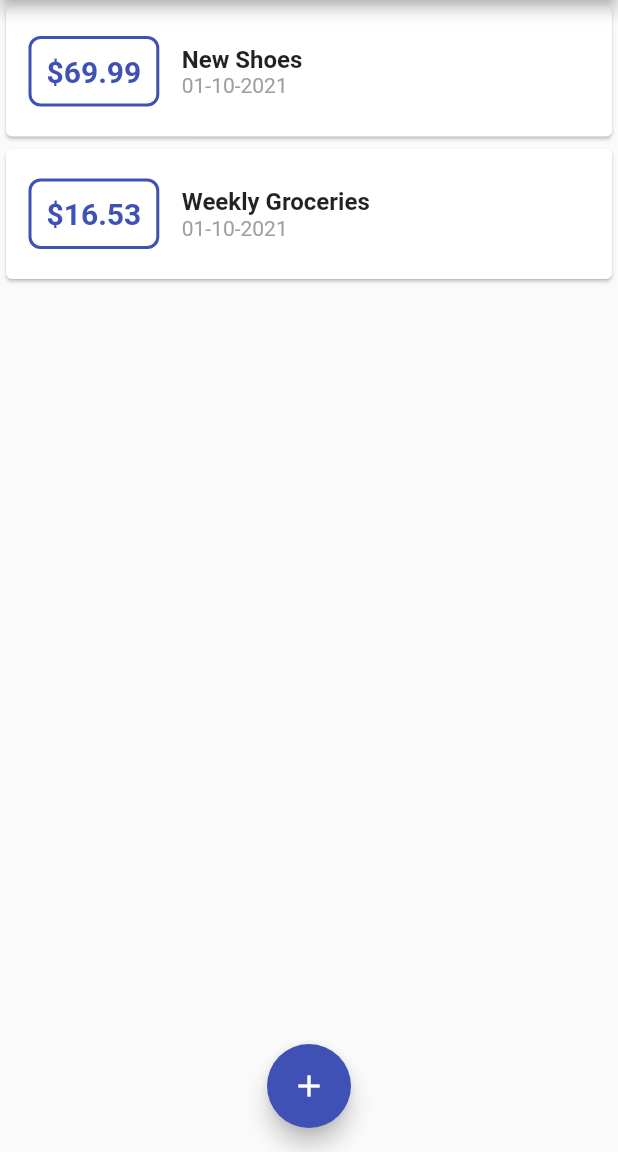
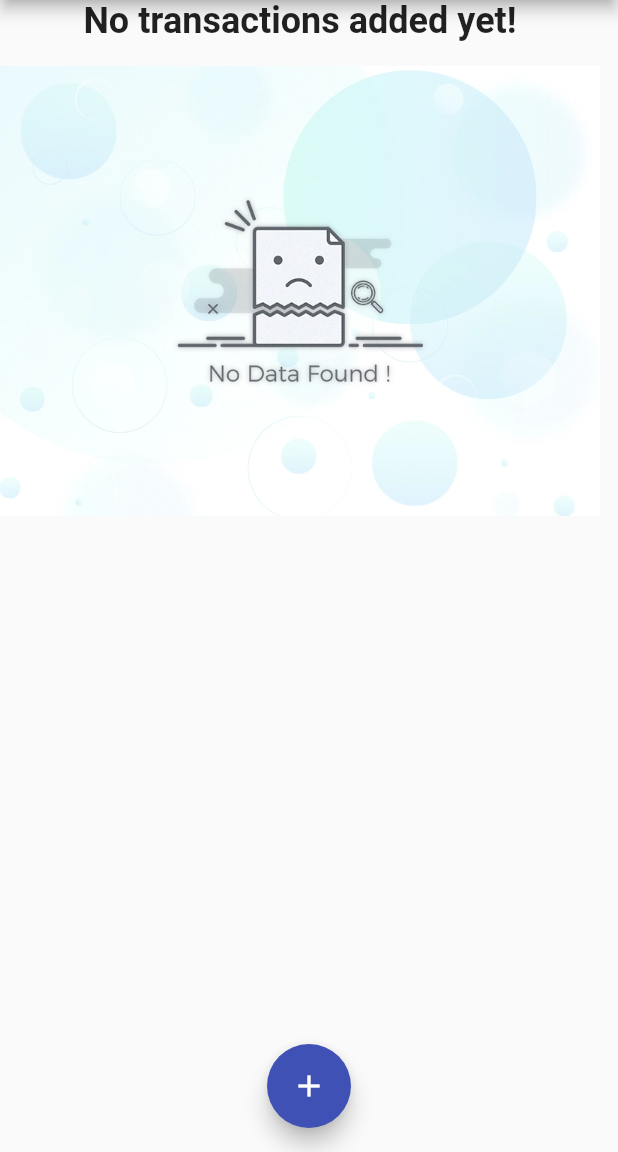
Before and after one commit to huseyintemel/flutterexamples, a Flutter app: the screen it shows after launch, on a phone screen of 412 x 824 dp, the part 84-1236 px from its top. Run offline on Flutter 3.47's test engine with Material 2 defaults, Android fonts, the phone set to English and light mode, and no system bars.

Commit message:
Added image to when no transaction found

```diff
--- a/lib/main.dart
+++ b/lib/main.dart
@@ -92,6 +92,7 @@ class MyHomePage extends StatefulWidget {
 class MyHomePageState extends State<MyHomePage> {
 
   final List<Transaction> userTransactions = [
+    /*
     Transaction(
       id: 't1',
       title: 'New Shoes',
@@ -104,6 +105,7 @@ class MyHomePageState extends State<MyHomePage> {
       amount: 16.53,
       date: DateTime.now(),
     ),
+    */
   ];
 
   void addTransaction(String title,double amount){
--- a/lib/widgets/transaction_list.dart
+++ b/lib/widgets/transaction_list.dart
@@ -11,7 +11,18 @@ class TransactionList extends StatelessWidget {
   Widget build(BuildContext context) {
     return Container(
       height: 480,
-      child: ListView.builder(itemBuilder: (context,index){
+      child: transactions.isEmpty
+      ? Column(
+        children: <Widget>[
+          const Text('No transactions added yet!',style: TextStyle(fontSize: 24,fontWeight:FontWeight.bold),),
+          Container(
+            height: 300,
+            margin: const EdgeInsets.only(top: 16),
+            child: Image.asset('assets/images/nodata.webp',fit: BoxFit.cover,),
+          ),
+        ],
+      )
+      : ListView.builder(itemBuilder: (context,index){
         return Card(
           child: Row(
             children: <Widget>[
--- a/pubspec.yaml
+++ b/pubspec.yaml
@@ -59,10 +59,8 @@ flutter:
   uses-material-design: true
 
   # To add assets to your application, add an assets section, like this:
-  # assets:
-  #   - images/a_dot_burr.jpeg
-  #   - images/a_dot_ham.jpeg
-
+  assets:
+    - assets/images/nodata.webp
   # An image asset can refer to one or more resolution-specific "variants", see
   # https://flutter.dev/assets-and-images/#resolution-aware.
 
```
Also changed, not shown: assets/images/nodata.webp (added).
